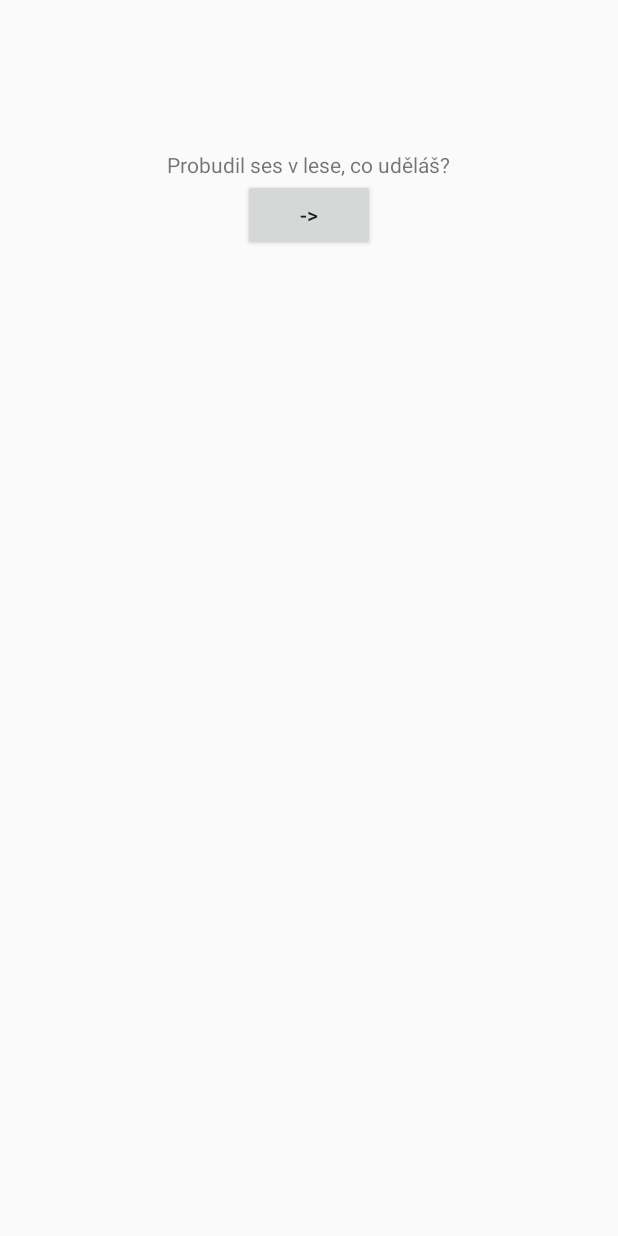
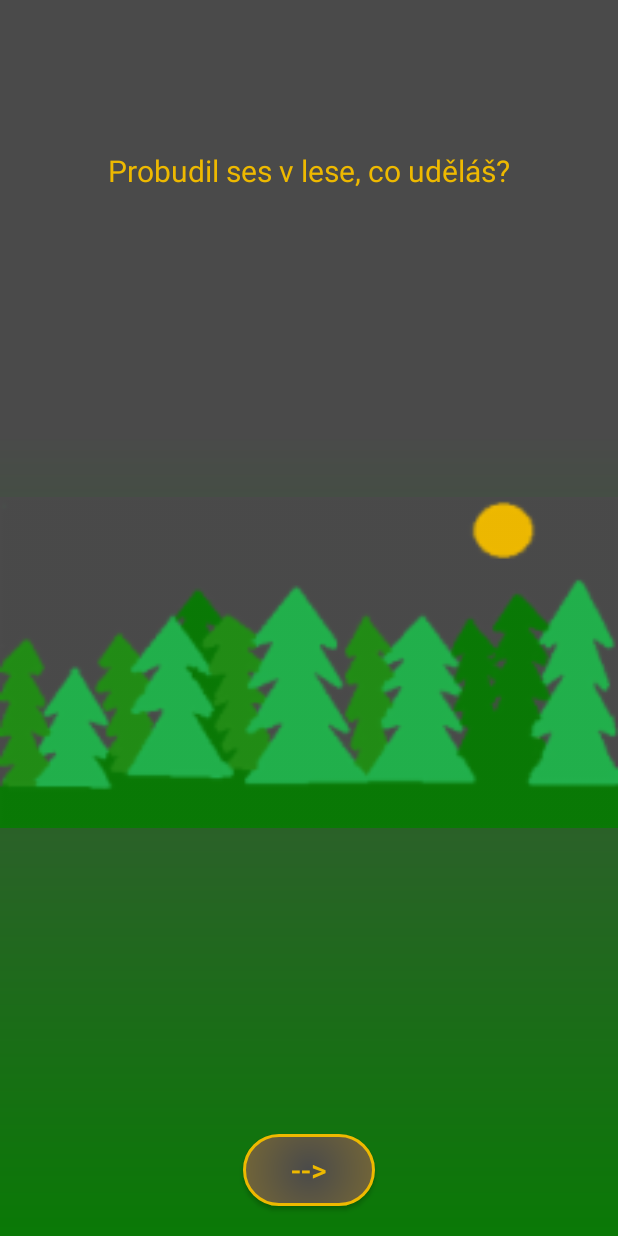
Before and after one commit to LucieTesarova/GameElf, an Android app: the GameQuestion screen opened directly, with no data from a screen before it, on a phone screen of 412 x 824 dp. Run offline under Robolectric (Android 15) with nearby library versions, the phone set to English and light mode, and no system bars.

Commit message:
update layout

```diff
--- /dev/null
+++ b/app/src/main/res/drawable/background.xml
@@ -0,0 +1,10 @@
+<?xml version="1.0" encoding="utf-8"?>
+<shape xmlns:android="http://schemas.android.com/apk/res/android" android:shape="rectangle" >
+    <gradient
+        android:type="linear"
+        android:centerX="65%"
+        android:startColor="@color/colorgreen"
+        android:centerColor="@color/colorgrey"
+        android:endColor="@color/colorgrey"
+        android:angle="90"/>
+</shape>
--- /dev/null
+++ b/app/src/main/res/drawable/button_shape.xml
@@ -0,0 +1,23 @@
+<?xml version="1.0" encoding="utf-8"?>
+<shape xmlns:android="http://schemas.android.com/apk/res/android" android:shape="rectangle" >
+    <corners
+        android:radius="100dp"
+        />
+    <gradient
+        android:gradientRadius="550"
+        android:centerX="50%"
+        android:centerY="50%"
+        android:centerColor="@color/coloryellow"
+        android:startColor="@color/colorgrey"
+        android:endColor="@color/colorgrey"
+        android:type="radial"
+        />
+    <size
+        android:width="40dp"
+        android:height="20dp"
+        />
+    <stroke
+        android:width="2dp"
+        android:color="@color/coloryellow"
+        />
+</shape>
--- a/app/src/main/res/layout/activity_main.xml
+++ b/app/src/main/res/layout/activity_main.xml
@@ -3,7 +3,8 @@
     xmlns:tools="http://schemas.android.com/tools"
     android:layout_width="match_parent"
     android:layout_height="match_parent"
-    tools:context=".MainActivity">
+    tools:context=".MainActivity"
+    android:background="@drawable/mydrawable">
 
     <TextView
         android:layout_width="wrap_content"
--- a/app/src/main/res/layout/gamequestion.xml
+++ b/app/src/main/res/layout/gamequestion.xml
@@ -1,7 +1,10 @@
 <?xml version="1.0" encoding="utf-8"?>
-<LinearLayout
-    xmlns:android="http://schemas.android.com/apk/res/android" android:layout_width="match_parent"
+<LinearLayout xmlns:android="http://schemas.android.com/apk/res/android"
+    xmlns:app="http://schemas.android.com/apk/res-auto"
+    xmlns:tools="http://schemas.android.com/tools"
+    android:layout_width="match_parent"
     android:layout_height="match_parent"
+    android:background="@drawable/background"
     android:orientation="vertical">
 
     <TextView
@@ -10,13 +13,26 @@
         android:layout_height="wrap_content"
         android:layout_gravity="center_horizontal"
         android:layout_marginTop="100dp"
-        android:text="@string/test"/>
+        android:text="@string/test"
+        android:textColor="@color/coloryellow"
+        android:textSize="20sp" />
+
+    <ImageView
+        android:id="@+id/image"
+        android:layout_width="match_parent"
+        android:layout_height="0dp"
+        android:layout_weight="1"
+        android:src="@drawable/lesik" />
 
     <Button
         android:id="@+id/buttonPokracuj"
         android:layout_width="wrap_content"
         android:layout_height="wrap_content"
-        android:layout_gravity="center"
-        android:text="@string/buttonpokracuj"/>
+        android:layout_gravity="center_horizontal"
+        android:layout_marginBottom="20dp"
+        android:background="@drawable/button_shape"
+        android:text="@string/buttonpokracuj"
+        android:textSize="20sp"
+        android:textColor="@color/coloryellow" />
 
 </LinearLayout>
--- a/app/src/main/res/values/colors.xml
+++ b/app/src/main/res/values/colors.xml
@@ -3,4 +3,8 @@
     <color name="colorPrimary">#3F51B5</color>
     <color name="colorPrimaryDark">#303F9F</color>
     <color name="colorAccent">#FF4081</color>
+    <color name="colorgreen">#0A7906</color>
+    <color name="colorgrey">#4A4A4A</color>
+    <color name="coloryellow">#EEB900</color>
+
 </resources>
--- a/app/src/main/res/values/strings.xml
+++ b/app/src/main/res/values/strings.xml
@@ -3,9 +3,10 @@
     <string name="vitejvehre">Vitej ve hre !</string>
     <string name="buttonhra">Zacit hrat</string>
     <string name="buttonkonec">Konec</string>
-    <string name="buttonpokracuj">-></string>
+    <string name="buttonpokracuj">--></string>
     <string name="test">test</string>
     <string name="ne">Ne</string>
     <string name="ano">Ano</string>
     <string name="buttonpotvrdit">-></string>
+
 </resources>
```
Also changed, not shown: app/src/main/res/drawable/ic_launcher_background.xml (+70 -166 lines), app/src/main/res/drawable/mydrawable.xml (added, +10 -0 lines), app/src/main/res/drawable-hdpi/lesik.png (added), app/src/main/res/drawable-ldpi/lesik.png (added), app/src/main/res/drawable-mdpi/lesik.png (added), app/src/main/res/drawable-xhdpi/lesik.png (added), app/src/main/res/drawable-xxhdpi/lesik.png (added), app/src/main/res/drawable-xxxhdpi/lesik.png (added).
